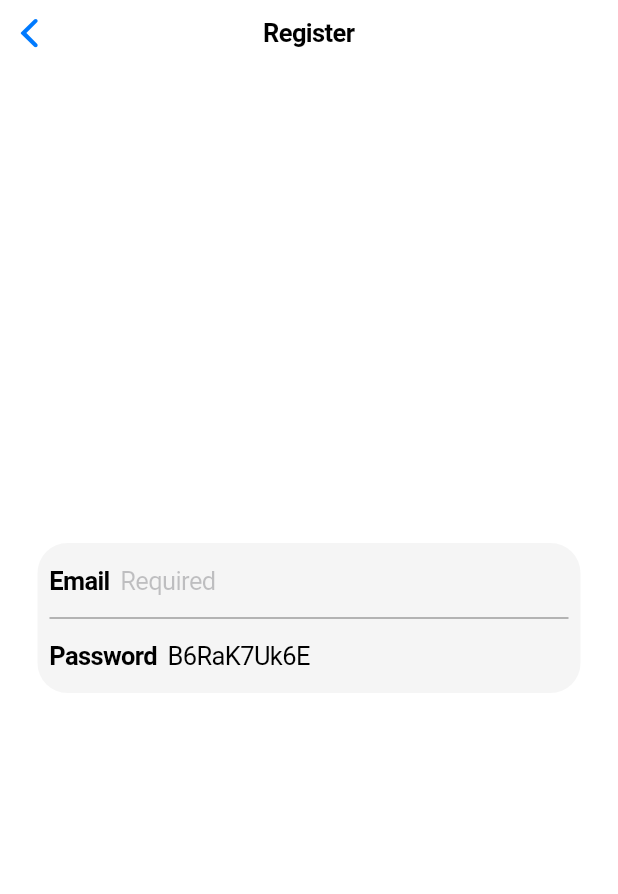
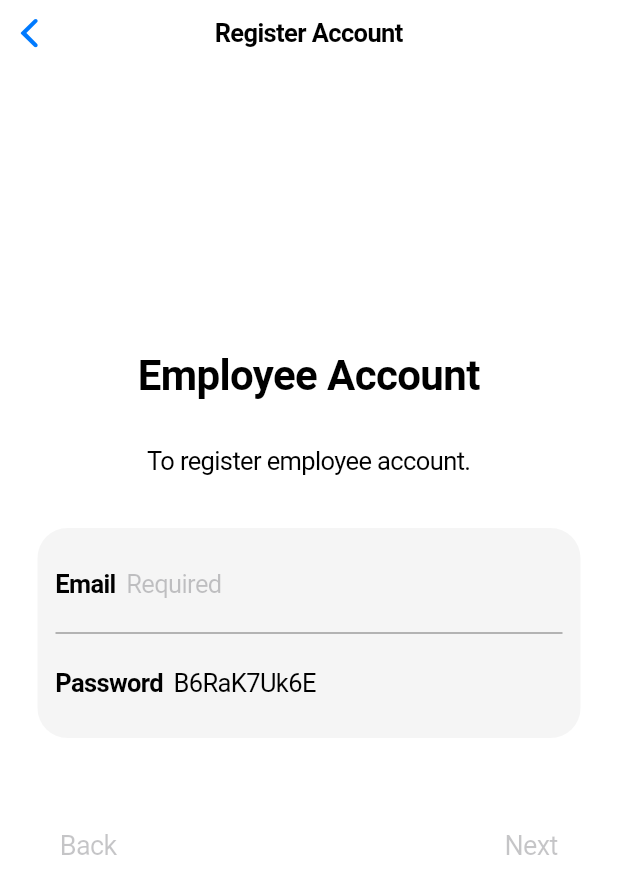
Before and after one commit to Chitha19/Workentry-Verification-Platform, a Flutter app: the RegisterUser screen opened directly, on a phone screen of 412 x 824 dp. Shown: the top 894 px of the screen. Run offline on Flutter 3.47's test engine with Material 3 defaults, Android fonts, the phone set to English and light mode, and no system bars; our stand-ins replace camera; network calls fail.

Commit message:
refactor (📦): refactor and fix bug

```diff
--- a/app/lib/Screens/register_user.dart
+++ b/app/lib/Screens/register_user.dart
@@ -1,6 +1,8 @@
+import 'package:app/Screens/register_corp.dart';
+import 'package:app/Widgets/register_btn.dart';
 import 'package:flutter/cupertino.dart';
-import 'package:flutter/material.dart';
 import 'dart:math';
+import 'package:app/Widgets/input_layout.dart';
 import 'package:app/States/register_form.dart';
 import 'package:provider/provider.dart';
 
@@ -17,49 +19,80 @@ class _RegisterUserState extends State<RegisterUser> {
   final Random _rnd = Random();
   late TextEditingController emailController;
   late TextEditingController passwordController;
+  bool _emailValid = false;
+  bool _passwordValid = true;
+
+  @override
+  void initState() {
+    super.initState();
+    emailController = TextEditingController();
+    passwordController = TextEditingController(text: randomPassword(10));
+
+    emailController.addListener(() {
+      if (emailController.text.characters.isEmpty) {
+        setState(() {
+          _emailValid = false;
+        });
+      } else {
+        setState(() {
+          _emailValid = true;
+        });
+      }
+    });
+
+    passwordController.addListener(() {
+      if (passwordController.text.characters.isEmpty) {
+        setState(() {
+          _passwordValid = false;
+        });
+      } else {
+        setState(() {
+          _passwordValid = true;
+        });
+      }
+    });
+  }
+
+  @override
+  void dispose() {
+    emailController.dispose();
+    passwordController.dispose();
+    super.dispose();
+  }
 
   String randomPassword(int length) {
     return String.fromCharCodes(Iterable.generate(
         length, (_) => _chars.codeUnitAt(_rnd.nextInt(_chars.length))));
   }
 
-  @override
-  void initState() {
-    super.initState();
-    emailController = TextEditingController();
-    passwordController = TextEditingController(text: randomPassword(10));
-  }
+  bool get _valid => (_emailValid && _passwordValid);
 
-  @override
-  void dispose() {
-    final form = Provider.of<RegisterForm>(context, listen: false);
+  void _nextPage() {
+    RegisterForm form = Provider.of<RegisterForm>(context, listen: false);
     form.email = emailController.text;
     form.password = passwordController.text;
-    emailController.dispose();
-    passwordController.dispose();
-    super.dispose();
+    Navigator.push(
+      context,
+      CupertinoPageRoute(builder: (_) => const RegisterCorp()),
+    );
   }
 
   @override
   Widget build(BuildContext context) {
     return CupertinoPageScaffold(
         navigationBar: const CupertinoNavigationBar(
-          middle: Text('Register'),
+          middle: Text('Register Account'),
         ),
-        child: Padding(
-            padding: const EdgeInsets.only(left: 25, right: 25),
-            child: Center(
-              child: Container(
-                padding: const EdgeInsets.all(8),
-                height: 100,
-                // width: 300,
-                decoration: BoxDecoration(
-                  borderRadius: BorderRadius.circular(20),
-                  color: Colors.grey.shade100,
-                ),
-                child: Column(
-                  children: [
-                    CupertinoTextField(
+        child: Column(mainAxisAlignment: MainAxisAlignment.center, children: [
+          const Text('Employee Account',
+              style: TextStyle(fontWeight: FontWeight.bold, fontSize: 28.0)),
+          const SizedBox(height: 30),
+          const Text('To register employee account.', style: TextStyle()),
+          const SizedBox(height: 35),
+          InputLayout(child: [
+            SizedBox(
+                height: 50,
+                child: CupertinoTextField(
                   placeholder: 'Required',
                   prefix: const Text(
                     'Email',
@@ -69,12 +102,10 @@ class _RegisterUserState extends State<RegisterUser> {
                   ),
                   decoration: const BoxDecoration(),
                   controller: emailController,
-                    ),
-                    const Divider(
-                      thickness: 1,
-                      color: Colors.grey,
-                    ),
-                    CupertinoTextField(
+                )),
+            SizedBox(
+                height: 50,
+                child: CupertinoTextField(
                   placeholder: 'Required',
                   prefix: const Text(
                     'Password',
@@ -84,10 +115,13 @@ class _RegisterUserState extends State<RegisterUser> {
                   ),
                   decoration: const BoxDecoration(),
                   controller: passwordController,
+                ))
+          ]),
+          const SizedBox(height: 45),
+          RegisterButtonLayout(
+            // TODO: add prev page
+            onNext: (!_valid) ? null : _nextPage,
           ),
-                  ],
-                ),
-              ),
-            )));
+        ]));
   }
 }
--- /dev/null
+++ b/app/lib/Widgets/input_layout.dart
@@ -0,0 +1,40 @@
+import 'package:flutter/material.dart';
+// import 'package:flutter/cupertino.dart';
+
+class InputLayout extends StatelessWidget {
+  final List<Widget> child;
+  const InputLayout({super.key, required this.child});
+
+  List<Widget> createChildren() {
+    List<Widget> joined = [];
+
+    for (var i = 0; i < child.length; i++) {
+      joined.add(child[i]);
+
+      if (i != child.length - 1) {
+        joined.add(const Divider(
+          thickness: 1,
+          color: Colors.grey,
+        ));
+      }
+    }
+    return joined;
+  }
+
+  @override
+  Widget build(BuildContext context) {
+    return Padding(
+        padding: const EdgeInsets.only(left: 25, right: 25),
+        child: Center(
+            child: Container(
+                padding: const EdgeInsets.all(12),
+                // height: child.length * 70,
+                decoration: BoxDecoration(
+                  borderRadius: BorderRadius.circular(20),
+                  color: Colors.grey.shade100,
+                ),
+                child: Column(
+                    mainAxisAlignment: MainAxisAlignment.center,
+                    children: createChildren()))));
+  }
+}
--- /dev/null
+++ b/app/lib/Widgets/register_btn.dart
@@ -0,0 +1,42 @@
+import 'package:flutter/cupertino.dart';
+
+class RegisterButtonLayout extends StatelessWidget {
+  final VoidCallback? onPrev;
+  final VoidCallback? onNext;
+  final String? prevTitle;
+  final String? nextTitle;
+
+  const RegisterButtonLayout({
+    super.key,
+    this.nextTitle = "Next",
+    this.prevTitle = "Back",
+    this.onNext,
+    this.onPrev
+  });
+
+  @override
+  Widget build(BuildContext context) {
+    return Container(
+      padding: const EdgeInsets.only(left: 20.0, right: 20.0),
+      child: Row(
+        mainAxisAlignment: MainAxisAlignment.spaceBetween,
+        children: [
+          CupertinoButton(
+            onPressed: onPrev,
+            child: Text(
+              prevTitle!,
+              style: const TextStyle(fontSize: 18.0),
+            ),
+          ),
+          CupertinoButton(
+            onPressed: onNext,
+            child: Text(
+              nextTitle!,
+              style: const TextStyle(fontSize: 18.0),
+            ),
+          )
+        ],
+      ),
+    );
+  }
+}
--- a/app/lib/api/corps.dart
+++ b/app/lib/api/corps.dart
@@ -64,7 +64,7 @@ Future<List<TCorp>> fetchTCorps() async {
       'site': [
         {'site_id': 'corp_3_site_1', 'site_name': 'corp_name_3_site_name_1'},
         {'site_id': 'corp_3_site_2', 'site_name': 'corp_name_3_site_name_2'},
-        {'site_id': 'corp_3_site_3', 'site_name': 'corp_name_3_site_name_3'},
+        {'site_id': 'corp_3_site_3', 'site_name': 'corp_name_3_site_name_3_ooooooooooooooooooooooooooooooooooooo'},
       ]
     }
   ];
--- a/app/lib/main.dart
+++ b/app/lib/main.dart
@@ -1,12 +1,11 @@
 import 'package:app/Screens/error_page.dart';
-// import 'package:app/Screens/register.dart';
 import 'package:app/Screens/register_user.dart';
 import 'package:app/States/profile.dart';
 import 'package:app/States/register_form.dart';
 import 'package:flutter/cupertino.dart';
-// import 'package:app/Screens/check_in.dart';
 import 'package:app/api/profile.dart';
 import 'package:provider/provider.dart';
+// import 'package:app/Screens/check_in.dart';
 // import 'package:app/Widgets/selected_corp.dart';
 
 Future<void> main() async {
@@ -60,7 +59,6 @@
 
             if (snapshot.hasData) {
               // return const Checkin();
-              // return const Register();
               return const RegisterUser();
             }
 
```
Also changed, not shown: app/lib/Screens/register_card.dart (added, +54 -0 lines), app/lib/Screens/register_corp.dart (renamed from app/lib/Screens/register.dart, +39 -18 lines), app/lib/Widgets/selected_corp.dart (+17 -21 lines), app/lib/Widgets/selected_site.dart (+20 -17 lines). Lines whose indentation alone changed are shown as unchanged.
